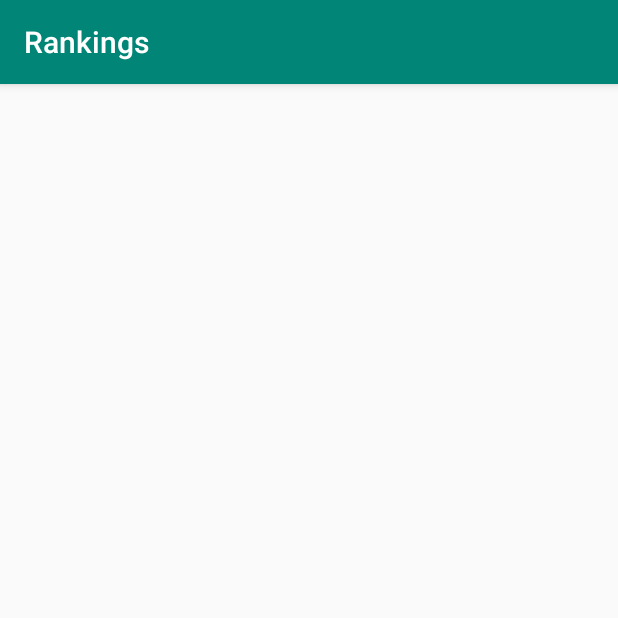
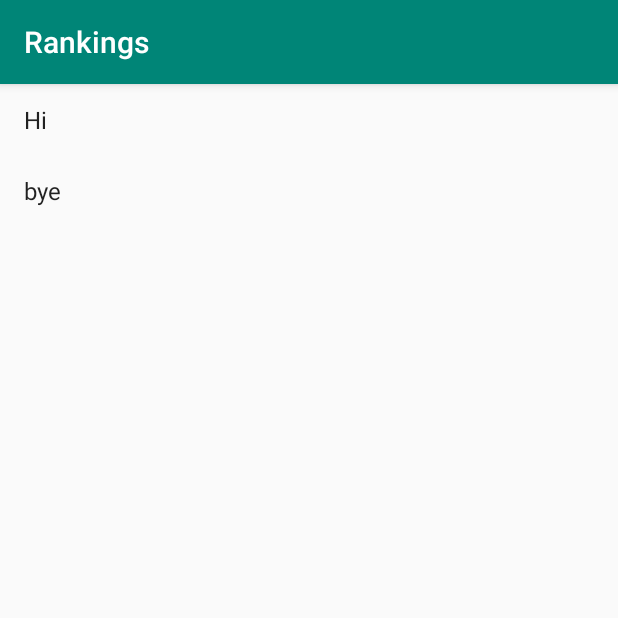
Before and after one commit to Sparx-Robotics-1126/2020-Scouting, an Android app: the RankingsFragment screen opened through its navigation route, on a phone screen of 412 x 824 dp, the top half of it. Run offline under Robolectric (Android 15) with nearby library versions, the phone set to English and light mode, and no system bars; our stand-ins replace navigation-ui.

Commit message:
Still a lot to do on rankings screen

```diff
--- a/app/build.gradle
+++ b/app/build.gradle
@@ -35,5 +35,4 @@ dependencies {
     implementation files('libs/activation.jar')
     implementation files('libs/additionnal.jar')
     implementation files('libs/mail.jar')
-    implementation 'com.android.support:recyclerview-v7:28.0.0'
 }
--- a/app/src/main/java/com/sparx1126/a2020_scouting/ui/rankings/RankingsFragment.java
+++ b/app/src/main/java/com/sparx1126/a2020_scouting/ui/rankings/RankingsFragment.java
@@ -4,8 +4,10 @@ import android.os.Bundle;
 import android.view.LayoutInflater;
 import android.view.View;
 import android.view.ViewGroup;
+
 import android.widget.ArrayAdapter;
 import android.widget.LinearLayout;
+import android.widget.ListView;
 import android.widget.TextView;
 
 import androidx.annotation.Nullable;
@@ -15,37 +17,43 @@ import androidx.fragment.app.Fragment;
 import androidx.lifecycle.Observer;
 import androidx.lifecycle.ViewModelProviders;
 
+import com.sparx1126.a2020_scouting.MainActivity;
 import com.sparx1126.a2020_scouting.R;
 
+import java.util.ArrayList;
+
 public class RankingsFragment extends Fragment {
+
+    @Override
+    public void onCreate(@Nullable Bundle savedInstanceState) {
+        super.onCreate(savedInstanceState);
+    }
 
     public View onCreateView(@NonNull LayoutInflater inflater,
                              ViewGroup container, Bundle savedInstanceState) {
 
         View root = inflater.inflate(R.layout.fragment_rankings, container, false);
 
+        //list
+        final ListView rankList = root.findViewById(R.id.rankList);
+        String[] values = new String[]{"Hi", "bye"};
 
-        ArrayAdapter adapter = new ArrayAdapter<String>(this, R.layout.ListView, StringArray);
+        final ArrayAdapter adapter = new ArrayAdapter(getActivity(),
+                android.R.layout.simple_list_item_1, values);
+        rankList.setAdapter(adapter);
 
 
-        View rank_layout = inflater.inflate(R.layout.rank_custom_layout, container, false);
+        //ArrayAdapter adapter = new ArrayAdapter<RankCustomLayout>(this, R.layout.rank_custom_layout, );
 
-        TextView team = rank_layout.findViewById(R.id.team);
-        team.setText("1126");
+        /*
+        RankCustomLayout testRank = root.findViewById(R.id.testRank);
 
-        TextView rank = rank_layout.findViewById(R.id.rank);
-        rank.setText("1");
-
-        TextView team_name = rank_layout.findViewById(R.id.team_name);
-        team_name.setText("Sparx");
-
-        TextView record = rank_layout.findViewById(R.id.record);
-        record.setText("1-1-1");
-
-        TextView details = rank_layout.findViewById(R.id.details);
-        details.setText("Jaren was Here");
-
-        ((LinearLayout)root).addView(rank_layout);
+        testRank.setRank(5);
+        testRank.setTeamNumber(1126);
+        testRank.setRecord(1,2,3);
+        testRank.setTeamName("Sprax");
+        testRank.setDetails("Jaren was here");
+         */
 
         return root;
 
--- a/app/src/main/res/layout/activity_main.xml
+++ b/app/src/main/res/layout/activity_main.xml
@@ -4,8 +4,7 @@
     xmlns:tools="http://schemas.android.com/tools"
     android:id="@+id/container"
     android:layout_width="match_parent"
-    android:layout_height="match_parent"
-    android:paddingTop="?attr/actionBarSize">
+    android:layout_height="match_parent">
 
     <com.google.android.material.bottomnavigation.BottomNavigationView
         android:id="@+id/nav_view"
--- a/app/src/main/res/layout/fragment_rankings.xml
+++ b/app/src/main/res/layout/fragment_rankings.xml
@@ -1,10 +1,9 @@
 <?xml version="1.0" encoding="utf-8"?>
 <ListView xmlns:android="http://schemas.android.com/apk/res/android"
     xmlns:app="http://schemas.android.com/apk/res-auto"
-    android:id="@+id/rank_list"
-    android:divider="#341234"
+    android:id="@+id/rankList"
     android:layout_height="match_parent"
-    android:layout_width="match_parent">
+    android:layout_width="match_parent"
+    android:divider="#341234">
     <!--android:entries=""-->
-
 </ListView>
```
Also changed, not shown: app/src/main/java/com/sparx1126/a2020_scouting/scouting.java (+2 -11 lines), app/src/main/java/com/sparx1126/a2020_scouting/ui/rankings/RankCustomLayout.java (+19 -3 lines), app/src/main/res/layout/rank_custom_layout.xml (+12 -15 lines).
